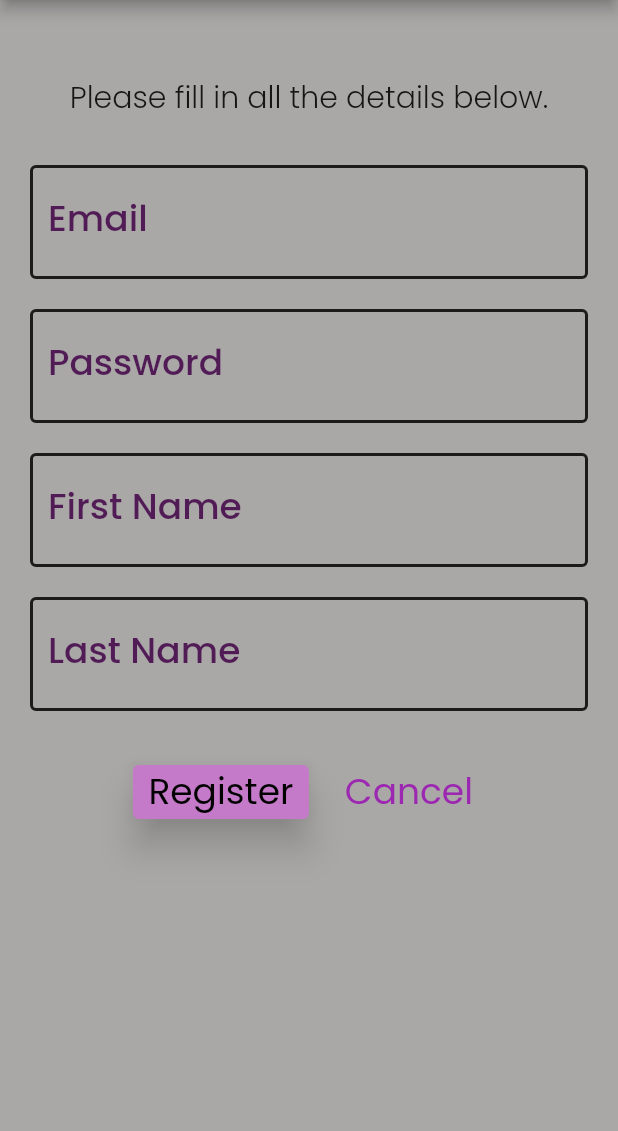
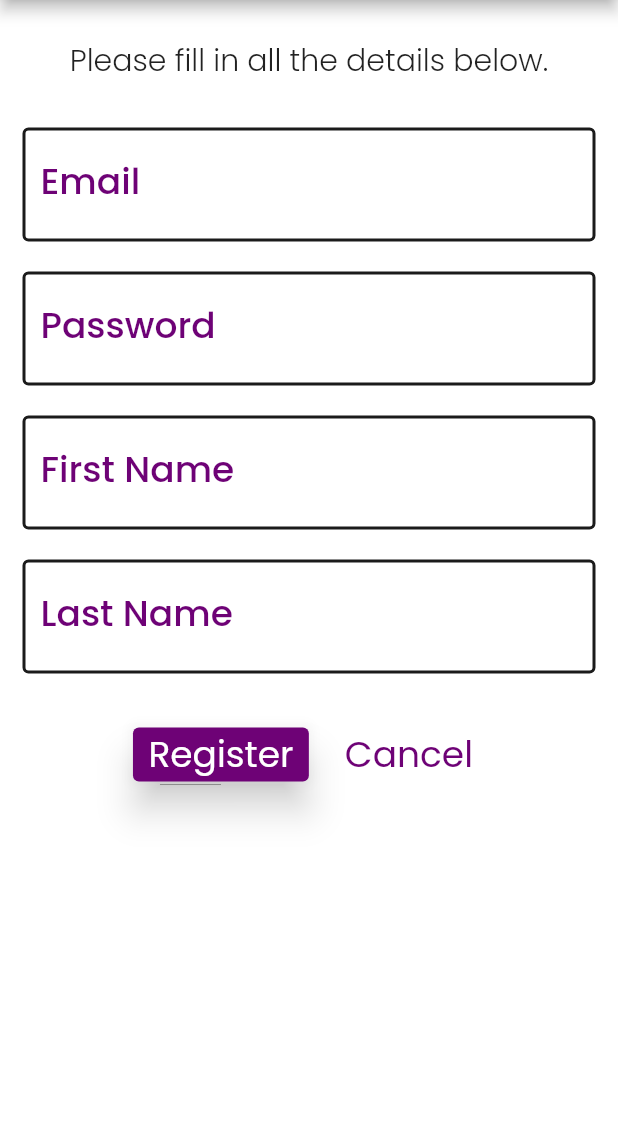
Before and after one commit to maha0134/giftr-front-end, a Flutter app: the screen it shows after launch, after a tap on "Register", on a phone screen of 412 x 824 dp, the part 105-1236 px from its top. Run offline on Flutter 3.47's test engine with Material 2 defaults, Android fonts, the phone set to English and light mode, and no system bars; our stand-ins replace shared_preferences; statements that could not run were skipped.

```diff
--- a/lib/screens/login_screen.dart
+++ b/lib/screens/login_screen.dart
@@ -8,6 +8,7 @@ enum Stage { LOGIN, REGISTER }
 class LoginScreen extends StatefulWidget {
   LoginScreen({Key? key, required this.nav, required this.prefs})
       : super(key: key);
+  // ignore: prefer_typing_uninitialized_variables
   final prefs;
   Function nav;
 
@@ -42,6 +43,7 @@ class _LoginScreenState extends State<LoginScreen> {
 
   Widget _loginForm(BuildContext context) {
     return Scaffold(
+      backgroundColor: Theme.of(context).backgroundColor,
       appBar: AppBar(
         title: const Text('Login to GIFTR'),
         centerTitle: true,
@@ -49,11 +51,11 @@ class _LoginScreenState extends State<LoginScreen> {
       ),
       body: SafeArea(
           child: Padding(
-                padding: const EdgeInsets.all(20),
+              padding: const EdgeInsets.all(15),
               child: Form(
                 key: _formKey,
                 child: ListView(
-                    padding: const EdgeInsets.symmetric(vertical: 80),
+                  padding: const EdgeInsets.symmetric(vertical: 90),
                   children: [
                     Column(children: [
                       _buildEmail(),
@@ -81,9 +83,9 @@ class _LoginScreenState extends State<LoginScreen> {
                               child: const Text('Register'),
                               onPressed: () {
                                 setState(() {
-                                    //if register button is pressed, clear all values and proceed
-                                    //
-                                    _formKey.currentState!.reset();
+                                  // //if register button is pressed, clear all values and proceed
+                                  // //
+                                  // _formKey.currentState!.reset();
                                   currentStage = Stage.REGISTER;
                                 });
                               }),
@@ -97,6 +99,7 @@ class _LoginScreenState extends State<LoginScreen> {
 
   Widget _registerForm(BuildContext context) {
   return Scaffold(
+      backgroundColor: Theme.of(context).colorScheme.background,
       appBar: AppBar(
         centerTitle: true,
         title: const Text('Register to GIFTR'),
@@ -104,11 +107,11 @@ class _LoginScreenState extends State<LoginScreen> {
       ),
       body: SafeArea(
         child: Padding(
-                padding: const EdgeInsets.all(20),
+          padding: const EdgeInsets.all(15),
           child: Form(
             key: _formKey,
             child: ListView(
-                      padding: const EdgeInsets.symmetric(vertical: 30),
+              padding: const EdgeInsets.symmetric(vertical: 10),
               children: [
                 Column(
                   mainAxisAlignment: MainAxisAlignment.center,
@@ -131,10 +134,6 @@ class _LoginScreenState extends State<LoginScreen> {
                       children: [
                         ElevatedButton(
                           child: const Text('Register'),
-                                    style: ElevatedButton.styleFrom(
-                                        primary: Theme.of(context)
-                                            .colorScheme
-                                            .error),
                           onPressed: () {
                             if (_formKey.currentState!.validate()) {
                               _formKey.currentState!.save();
@@ -152,11 +151,16 @@ class _LoginScreenState extends State<LoginScreen> {
                             });
                           },
                         )
-                                ])
+                      ]
+                    )
                     ],
                   )
-                      ]),
-                ))));
+              ]
+              ),
+            )
+          )
+          )
+        );
   }
 
   InputDecoration _styleField(String label, String hint) {
@@ -174,7 +178,6 @@ class _LoginScreenState extends State<LoginScreen> {
       keyboardType: TextInputType.emailAddress,
       textInputAction: TextInputAction.next,
       validator: (String? value) {
-        print('called validator in email');
         if (value == null || value.isEmpty) {
           return 'Please enter an email address';
           //becomes the new errorText value
--- a/lib/utils/my_theme.dart
+++ b/lib/utils/my_theme.dart
@@ -11,12 +11,12 @@ class MyTheme {
     final ThemeData darkBase = ThemeData.from(
       colorScheme: const ColorScheme(
         //base colour scheme that can be overridden for widgets
-        primary: Color.fromARGB(255, 0, 0, 0),
+        primary: Color.fromARGB(255, 110, 2, 118),
         onPrimary: Color.fromARGB(255, 222, 219, 223),
-        secondary: Color.fromARGB(255, 85, 141, 169),
+        secondary: Color.fromARGB(255, 185, 187, 188),
         onSecondary: Color.fromARGB(255, 182, 138, 167),
         tertiary: Color.fromARGB(255, 220, 166, 6),
-        onTertiary: Colors.lime,
+        onTertiary: Color.fromRGBO(200, 164, 212, 1),
 
         primaryContainer: Colors.white,
         onPrimaryContainer: Color.fromARGB(255, 243, 0, 0),
@@ -133,15 +133,15 @@ class MyTheme {
 
       elevatedButtonTheme: ElevatedButtonThemeData(
         style: ButtonStyle(
-          backgroundColor: MaterialStateProperty.all<Color>(Color.fromARGB(255, 17, 205, 205)),
-          foregroundColor: MaterialStateProperty.all<Color>(Color.fromARGB(255, 0, 0, 0)),
+          backgroundColor: MaterialStateProperty.all<Color>(darkBase.colorScheme.onTertiaryContainer),
+          foregroundColor: MaterialStateProperty.all<Color>(darkBase.colorScheme.background),
           elevation: MaterialStateProperty.all(10), //for all ElevatedButtons
         ),
       ),
 
       textButtonTheme: TextButtonThemeData(
         style: ButtonStyle(
-          foregroundColor: MaterialStateProperty.all<Color>(Colors.purple),
+          foregroundColor: MaterialStateProperty.all<Color>(darkBase.colorScheme.primary),
         ),
       ),
 
@@ -180,12 +180,16 @@ class MyTheme {
         errorStyle: darkBase.textTheme.caption,
         errorBorder: OutlineInputBorder(
           borderSide: BorderSide(color: darkBase.colorScheme.error, width: 2.0),),
-        labelStyle: const TextStyle(
-          color: Color.fromARGB(255, 81, 27, 86)
+        labelStyle: TextStyle(
+          color: darkBase.colorScheme.onTertiaryContainer,
         ),
-        hintStyle: const TextStyle(
-          color: Color.fromARGB(255, 45, 45, 45)
-        )
+        hintStyle: TextStyle(
+          color: darkBase.colorScheme.onPrimary,
+        ),
+        prefixStyle: TextStyle(
+          color: darkBase.colorScheme.primary,
+          fontSize: 25,
+        ),
       ),
     );
 
--- a/lib/utils/snackbar.dart
+++ b/lib/utils/snackbar.dart
@@ -3,7 +3,7 @@ class CustomErrorPrompt {
 CustomErrorPrompt.snackbar(dynamic err, BuildContext context) {
     ScaffoldMessenger.of(context).showSnackBar(SnackBar(
       duration: const Duration(seconds: 3),
-      backgroundColor: Colors.redAccent,
+      backgroundColor: Theme.of(context).colorScheme.primary,
       content: Text(err.toString()),
     ));
 }
```
Also changed, not shown: lib/screens/add_gift_screen.dart (+6 -6 lines), lib/screens/add_person_screen.dart (+12 -3 lines), lib/screens/gifts_screen.dart (+8 -8 lines), lib/screens/people_screen.dart (+5 -5 lines). Lines whose indentation alone changed are shown as unchanged.
